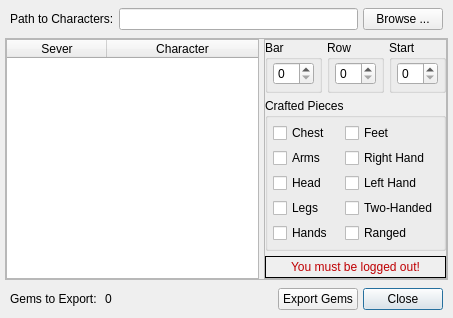
Before: the Qt Designer form interface/CraftBarDialog.ui in WesRoach/SpellcraftingCalculator, drawn with Qt 5.
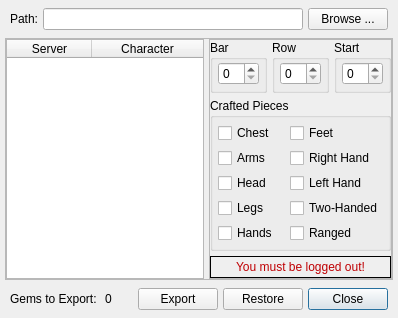
After: the same form once the commit is applied.

Diff of the .ui file:
```diff
--- a/interface/CraftBarDialog.ui
+++ b/interface/CraftBarDialog.ui
@@ -6,7 +6,7 @@
    <rect>
     <x>0</x>
     <y>0</y>
-    <width>453</width>
+    <width>398</width>
     <height>292</height>
    </rect>
   </property>
@@ -49,7 +49,7 @@
      <item>
       <widget class="QLabel" name="CharacterPathLabel">
        <property name="text">
-        <string>Path to Characters:</string>
+        <string>Path:</string>
        </property>
       </widget>
      </item>
@@ -109,6 +109,9 @@
         <property name="showDropIndicator" stdset="0">
          <bool>false</bool>
         </property>
+        <property name="alternatingRowColors">
+         <bool>true</bool>
+        </property>
         <property name="selectionMode">
          <enum>QAbstractItemView::SingleSelection</enum>
         </property>
@@ -137,7 +140,7 @@
          <bool>false</bool>
         </attribute>
         <attribute name="horizontalHeaderDefaultSectionSize">
-         <number>100</number>
+         <number>85</number>
         </attribute>
         <attribute name="horizontalHeaderHighlightSections">
          <bool>false</bool>
@@ -152,17 +155,17 @@
          <bool>false</bool>
         </attribute>
         <attribute name="verticalHeaderDefaultSectionSize">
-         <number>22</number>
+         <number>20</number>
         </attribute>
         <attribute name="verticalHeaderHighlightSections">
          <bool>false</bool>
         </attribute>
         <attribute name="verticalHeaderMinimumSectionSize">
-         <number>22</number>
+         <number>20</number>
         </attribute>
         <column>
          <property name="text">
-          <string>Sever</string>
+          <string>Server</string>
          </property>
         </column>
         <column>
@@ -493,13 +496,20 @@
      <item>
       <widget class="QPushButton" name="ExportButton">
        <property name="text">
-        <string>Export Gems</string>
+        <string>Export</string>
        </property>
        <property name="autoDefault">
         <bool>false</bool>
        </property>
       </widget>
      </item>
+     <item>
+      <widget class="QPushButton" name="RestoreButton">
+       <property name="text">
+        <string>Restore</string>
+       </property>
+      </widget>
+     </item>
      <item>
       <widget class="QPushButton" name="CloseButton">
        <property name="text">
```
Left out of the diff: 3 changed lines with no effect on the pictures.
